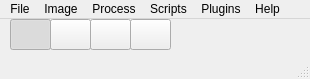
flika-org/flika, file gui/main.ui: the form before one commit.
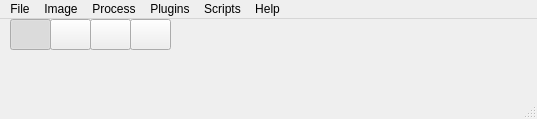
The form after the commit. Icons and pictures are not drawn.

Commit message: Script UI reorganized

What changed in the file:
```diff
--- a/gui/main.ui
+++ b/gui/main.ui
@@ -6,8 +6,8 @@
    <rect>
     <x>0</x>
     <y>0</y>
-    <width>310</width>
-    <height>79</height>
+    <width>537</width>
+    <height>119</height>
    </rect>
   </property>
   <property name="windowTitle">
@@ -133,8 +133,8 @@
     <rect>
      <x>0</x>
      <y>0</y>
-     <width>310</width>
-     <height>21</height>
+     <width>537</width>
+     <height>38</height>
     </rect>
    </property>
    <widget class="QMenu" name="menuFile">
@@ -228,11 +228,6 @@
     <addaction name="menuFilters"/>
     <addaction name="actionImage_Calculator"/>
    </widget>
-   <widget class="QMenu" name="menuScripts">
-    <property name="title">
-     <string>Scripts</string>
-    </property>
-   </widget>
    <widget class="QMenu" name="menuDocs">
     <property name="title">
      <string>Help</string>
@@ -244,11 +239,18 @@
      <string>Plugins</string>
     </property>
    </widget>
+   <widget class="QMenu" name="menuScripts">
+    <property name="title">
+     <string>Scripts</string>
+    </property>
+    <addaction name="actionScript_Editor"/>
+    <addaction name="separator"/>
+   </widget>
    <addaction name="menuFile"/>
    <addaction name="menuImage"/>
    <addaction name="menuProcess"/>
-   <addaction name="menuScripts"/>
    <addaction name="menuPlugins"/>
+   <addaction name="menuScripts"/>
    <addaction name="menuDocs"/>
   </widget>
   <widget class="QStatusBar" name="statusbar"/>
```
Left out of the diff: 10 changed lines with no effect on the pictures. The commit also changes 3 other files.
